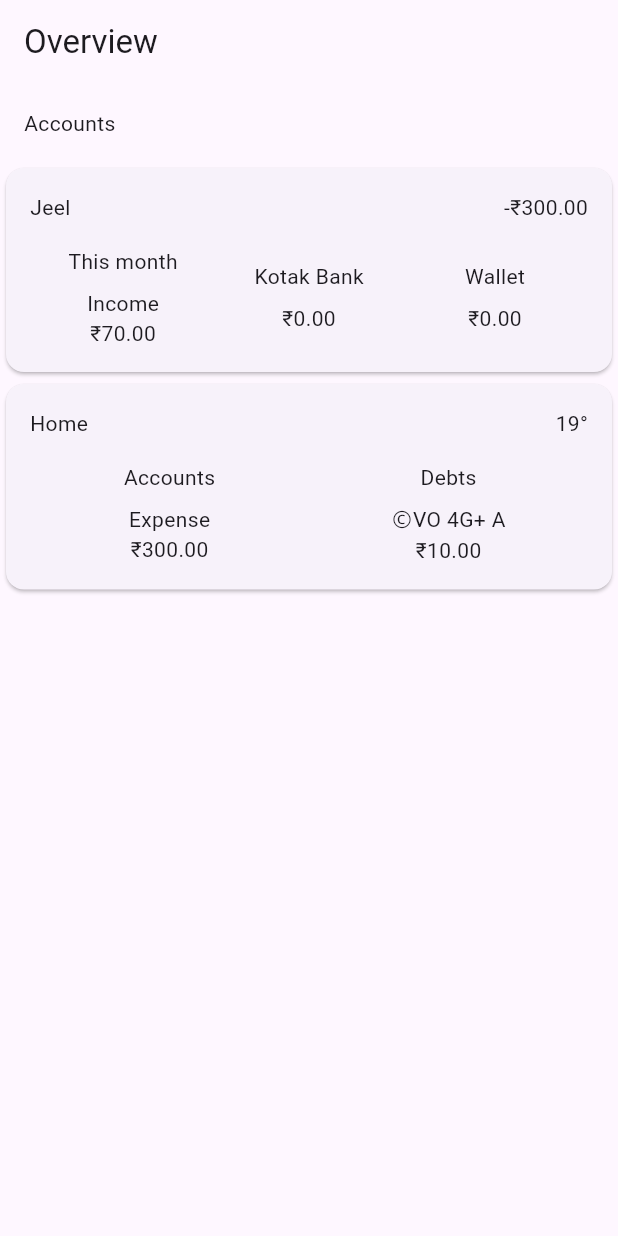
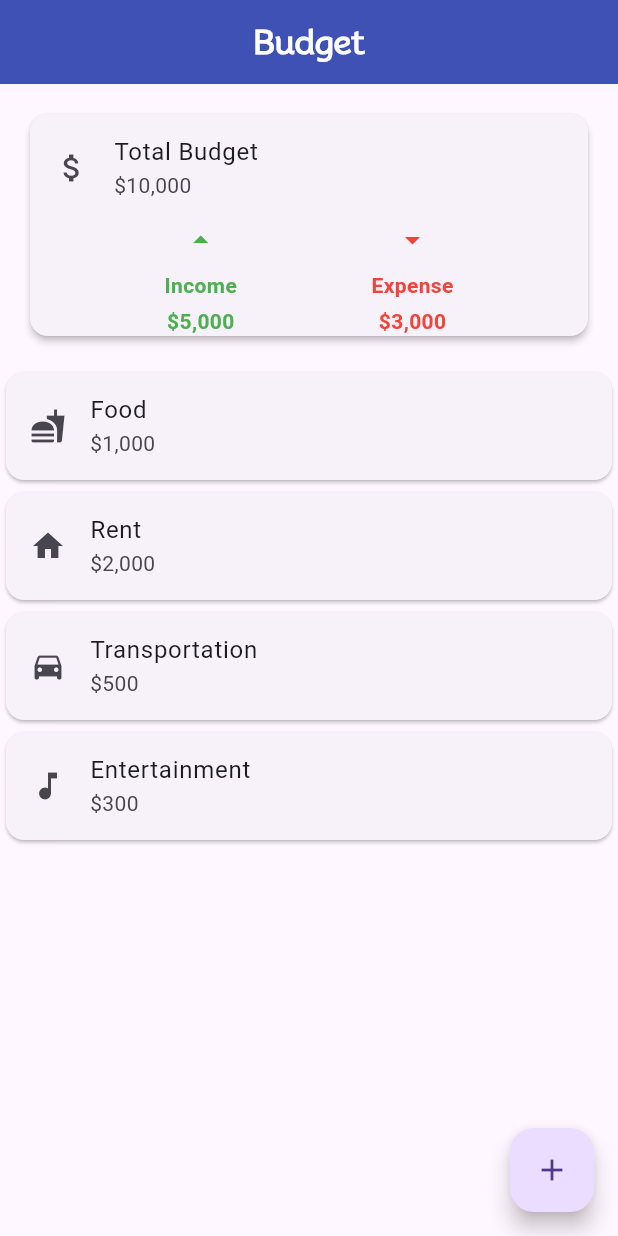
Before and after one commit to jeel-butani/HCD-Project, a Flutter app: the HomeBudget screen opened directly, on a phone screen of 412 x 824 dp. Run offline on Flutter 3.47's test engine with Material 3 defaults, Android fonts, the phone set to English and light mode, and no system bars; our stand-ins replace cloud_firestore, firebase_auth, firebase_core, get; accounts and stored records are empty.

Commit message:
updated ui

```diff
--- a/family_management/lib/budget/home_budget.dart
+++ b/family_management/lib/budget/home_budget.dart
@@ -1,3 +1,4 @@
+import 'package:family_management/get_size.dart';
 import 'package:flutter/material.dart';
 
 class HomeBudget extends StatefulWidget {
@@ -12,61 +13,43 @@ class _HomeBudgetState extends State<HomeBudget> {
   Widget build(BuildContext context) {
     return Scaffold(
       appBar: AppBar(
-        title: Text("Overview"),
+        backgroundColor: CompnentSize.background,
+        title: Text(
+          'Budget',
+          style: TextStyle(
+              fontFamily: 'MooliBold',
+              color: CompnentSize.boldTextColor,
+              fontWeight: FontWeight.w900),
+        ),
+        centerTitle: true,
       ),
       body: Column(
-        children: [
+        children: <Widget>[
           Container(
             padding: EdgeInsets.all(16.0),
-            child: Row(
-              mainAxisAlignment: MainAxisAlignment.spaceBetween,
-              children: [
-                Text("Accounts"),
-              ],
-            ),
-          ),
-          Card(
-            child: Padding(
-              padding: EdgeInsets.all(16.0),
+            child: Card(
+              elevation: 2.0,
               child: Column(
                 children: [
+                  ListTile(
+                    leading: Icon(Icons.attach_money),
+                    title: Text('Total Budget'),
+                    subtitle: Text('\$10,000'),
+                  ),
                   Row(
-                    mainAxisAlignment: MainAxisAlignment.spaceBetween,
+                    mainAxisAlignment: MainAxisAlignment.spaceEvenly,
                     children: [
-                      Text("Jeel"),
-                      Text("-₹300.00"),
-                    ],
-                  ),
-                  SizedBox(height: 16.0),
-                  Row(
-                    children: [
-                      Expanded(
-                        child: Column(
-                          children: [
-                            Text("This month"),
-                            SizedBox(height: 8.0),
-                            Text("Income"),
-                            Text("₹70.00"),
-                          ],
-                        ),
+                      IncomeExpenseIndicator(
+                        label: 'Income',
+                        amount: '\$5,000',
+                        icon: Icons.arrow_drop_up,
+                        color: Colors.green,
                       ),
-                      Expanded(
-                        child: Column(
-                          children: [
-                            Text("Kotak Bank"),
-                            SizedBox(height: 8.0),
-                            Text("₹0.00"),
-                          ],
-                        ),
-                      ),
-                      Expanded(
-                        child: Column(
-                          children: [
-                            Text("Wallet"),
-                            SizedBox(height: 8.0),
-                            Text("₹0.00"),
-                          ],
-                        ),
+                      IncomeExpenseIndicator(
+                        label: 'Expense',
+                        amount: '\$3,000',
+                        icon: Icons.arrow_drop_down,
+                        color: Colors.red,
                       ),
                     ],
                   ),
@@ -74,49 +57,101 @@ class _HomeBudgetState extends State<HomeBudget> {
               ),
             ),
           ),
-          Card(
-            child: Padding(
-              padding: EdgeInsets.all(16.0),
-              child: Column(
-                children: [
-                  Row(
-                    mainAxisAlignment: MainAxisAlignment.spaceBetween,
-                    children: [
-                      Text("Home"),
-                      Text("19°"),
-                    ],
-                  ),
-                  SizedBox(height: 16.0),
-                  Row(
-                    children: [
-                      Expanded(
-                        child: Column(
-                          children: [
-                            Text("Accounts"),
-                            SizedBox(height: 8.0),
-                            Text("Expense"),
-                            Text("₹300.00"),
-                          ],
-                        ),
-                      ),
-                      Expanded(
-                        child: Column(
-                          children: [
-                            Text("Debts"),
-                            SizedBox(height: 8.0),
-                            Text("ⒸVO 4G+ A"),
-                            Text("₹10.00"),
-                          ],
-                        ),
-                      ),
-                    ],
-                  ),
-                ],
-              ),
+          Expanded(
+            child: ListView(
+              children: <Widget>[
+                BudgetItemCard(
+                  title: 'Food',
+                  amount: '\$1,000',
+                  icon: Icons.fastfood,
+                ),
+                BudgetItemCard(
+                  title: 'Rent',
+                  amount: '\$2,000',
+                  icon: Icons.home,
+                ),
+                BudgetItemCard(
+                  title: 'Transportation',
+                  amount: '\$500',
+                  icon: Icons.directions_car,
+                ),
+                BudgetItemCard(
+                  title: 'Entertainment',
+                  amount: '\$300',
+                  icon: Icons.music_note,
+                ),
+              ],
             ),
           ),
         ],
       ),
+      floatingActionButton: FloatingActionButton(
+        onPressed: () {
+          // Handle floating action button tap
+        },
+        child: Icon(Icons.add),
+      ),
     );
   }
 }
+
+class BudgetItemCard extends StatelessWidget {
+  final String title;
+  final String amount;
+  final IconData icon;
+
+  BudgetItemCard(
+      {required this.title, required this.amount, required this.icon});
+
+  @override
+  Widget build(BuildContext context) {
+    return Card(
+      child: ListTile(
+        leading: Icon(icon),
+        title: Text(title),
+        subtitle: Text(amount),
+      ),
+    );
+  }
+}
+
+class IncomeExpenseIndicator extends StatelessWidget {
+  final String label;
+  final String amount;
+  final IconData icon;
+  final Color color;
+
+  IncomeExpenseIndicator(
+      {required this.label,
+      required this.amount,
+      required this.icon,
+      required this.color});
+
+  @override
+  Widget build(BuildContext context) {
+    return Column(
+      children: [
+        Icon(
+          icon,
+          color: color,
+        ),
+        SizedBox(height: 8.0),
+        Text(
+          label,
+          style: TextStyle(
+            color: color,
+            fontWeight: FontWeight.bold,
+          ),
+        ),
+        SizedBox(height: 4.0),
+        Text(
+          amount,
+          style: TextStyle(
+            color: color,
+            fontWeight: FontWeight.bold,
+          ),
+        ),
+      ],
+    );
+  }
+}
--- a/family_management/lib/main.dart
+++ b/family_management/lib/main.dart
@@ -1,5 +1,5 @@
+import 'package:family_management/budget/home_budget.dart';
 import 'package:family_management/firebase_options.dart';
-import 'package:family_management/signup_family.dart';
 import 'package:firebase_core/firebase_core.dart';
 import 'package:flutter/material.dart';
 import 'package:get/get.dart';
@@ -21,7 +21,7 @@ class MyApp extends StatelessWidget {
   Widget build(BuildContext context) {
     return const GetMaterialApp(
       debugShowCheckedModeBanner: false,
-      home: SignupFamily()
+      home: HomeBudget()
     );
   }
 }
```
